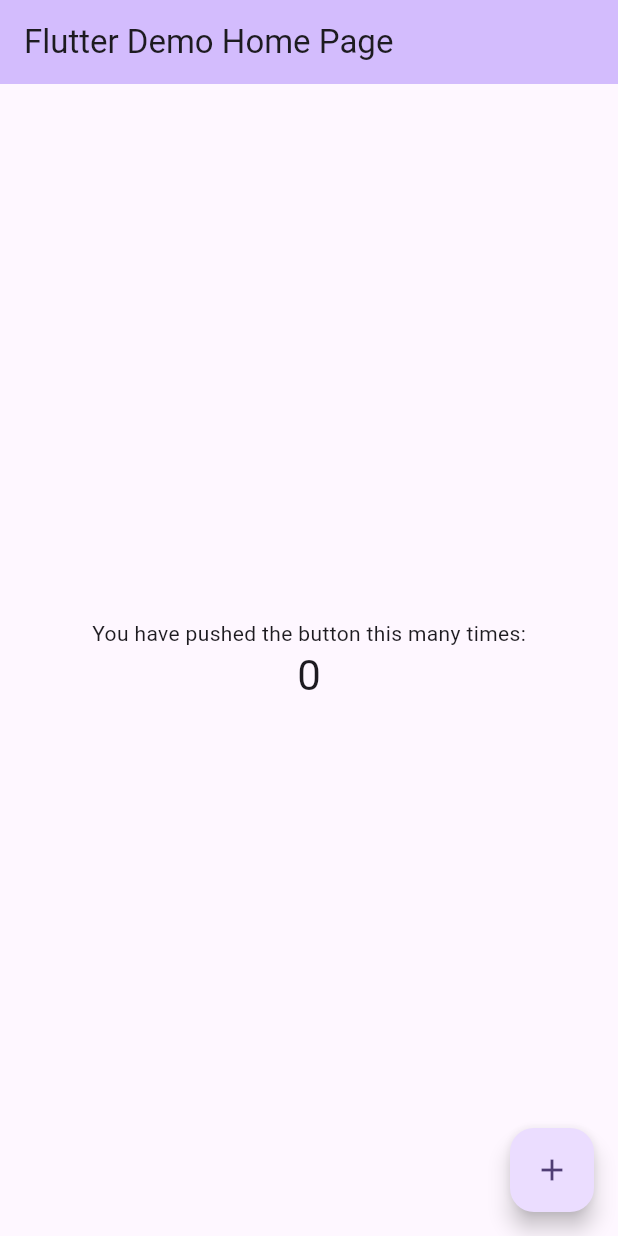
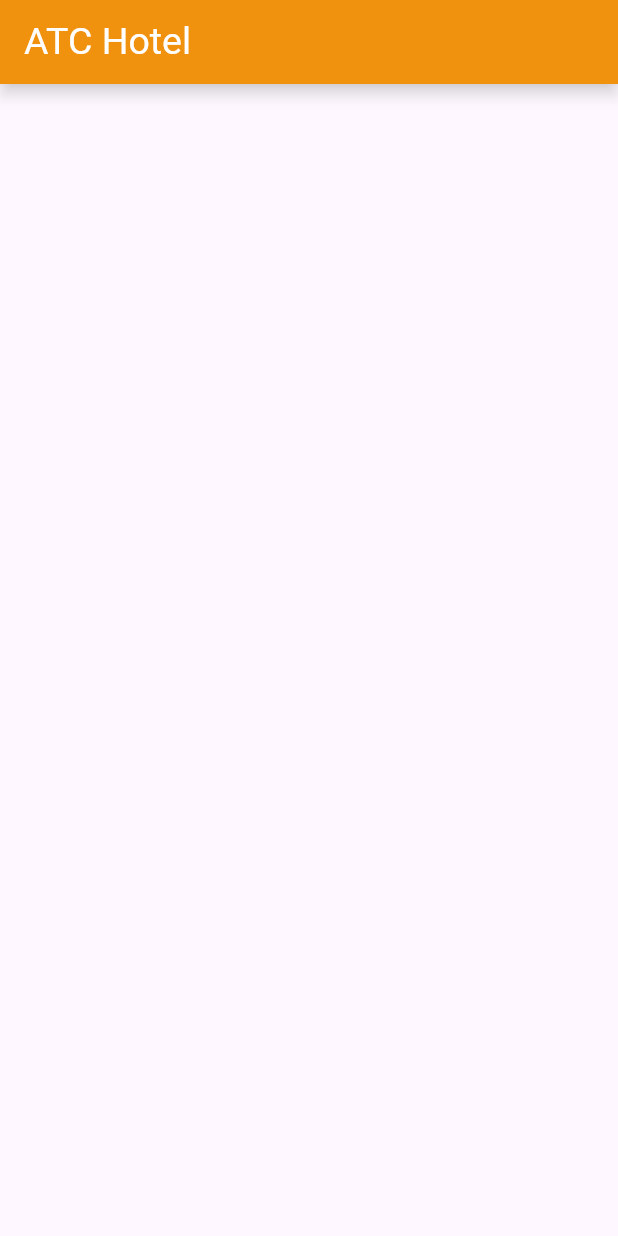
Before and after one commit to ShimaaElnaggar/ECTD_task-11, a Flutter app: the screen it shows after launch, on a phone screen of 412 x 824 dp. Run offline on Flutter 3.47's test engine with Material 3 defaults, Android fonts, the phone set to English and light mode, and no system bars.

Commit message:
add customAppbar

```diff
--- a/lib/main.dart
+++ b/lib/main.dart
@@ -1,3 +1,4 @@
+import 'package:ectd_task/views/home_view.dart';
 import 'package:flutter/material.dart';
 
 void main() {
@@ -11,115 +12,9 @@
   @override
   Widget build(BuildContext context) {
     return MaterialApp(
+      debugShowCheckedModeBanner: false,
       title: 'Flutter Demo',
-      theme: ThemeData(
-        // This is the theme of your application.
-        //
-        // TRY THIS: Try running your application with "flutter run". You'll see
-        // the application has a purple toolbar. Then, without quitting the app,
-        // try changing the seedColor in the colorScheme below to Colors.green
-        // and then invoke "hot reload" (save your changes or press the "hot
-        // reload" button in a Flutter-supported IDE, or press "r" if you used
-        // the command line to start the app).
-        //
-        // Notice that the counter didn't reset back to zero; the application
-        // state is not lost during the reload. To reset the state, use hot
-        // restart instead.
-        //
-        // This works for code too, not just values: Most code changes can be
-        // tested with just a hot reload.
-        colorScheme: ColorScheme.fromSeed(seedColor: Colors.deepPurple),
-        useMaterial3: true,
-      ),
-      home: const MyHomePage(title: 'Flutter Demo Home Page'),
+      home: HomeView(),
     );
   }
 }
-
-class MyHomePage extends StatefulWidget {
-  const MyHomePage({super.key, required this.title});
-
-  // This widget is the home page of your application. It is stateful, meaning
-  // that it has a State object (defined below) that contains fields that affect
-  // how it looks.
-
-  // This class is the configuration for the state. It holds the values (in this
-  // case the title) provided by the parent (in this case the App widget) and
-  // used by the build method of the State. Fields in a Widget subclass are
-  // always marked "final".
-
-  final String title;
-
-  @override
-  State<MyHomePage> createState() => _MyHomePageState();
-}
-
-class _MyHomePageState extends State<MyHomePage> {
-  int _counter = 0;
-
-  void _incrementCounter() {
-    setState(() {
-      // This call to setState tells the Flutter framework that something has
-      // changed in this State, which causes it to rerun the build method below
-      // so that the display can reflect the updated values. If we changed
-      // _counter without calling setState(), then the build method would not be
-      // called again, and so nothing would appear to happen.
-      _counter++;
-    });
-  }
-
-  @override
-  Widget build(BuildContext context) {
-    // This method is rerun every time setState is called, for instance as done
-    // by the _incrementCounter method above.
-    //
-    // The Flutter framework has been optimized to make rerunning build methods
-    // fast, so that you can just rebuild anything that needs updating rather
-    // than having to individually change instances of widgets.
-    return Scaffold(
-      appBar: AppBar(
-        // TRY THIS: Try changing the color here to a specific color (to
-        // Colors.amber, perhaps?) and trigger a hot reload to see the AppBar
-        // change color while the other colors stay the same.
-        backgroundColor: Theme.of(context).colorScheme.inversePrimary,
-        // Here we take the value from the MyHomePage object that was created by
-        // the App.build method, and use it to set our appbar title.
-        title: Text(widget.title),
-      ),
-      body: Center(
-        // Center is a layout widget. It takes a single child and positions it
-        // in the middle of the parent.
-        child: Column(
-          // Column is also a layout widget. It takes a list of children and
-          // arranges them vertically. By default, it sizes itself to fit its
-          // children horizontally, and tries to be as tall as its parent.
-          //
-          // Column has various properties to control how it sizes itself and
-          // how it positions its children. Here we use mainAxisAlignment to
-          // center the children vertically; the main axis here is the vertical
-          // axis because Columns are vertical (the cross axis would be
-          // horizontal).
-          //
-          // TRY THIS: Invoke "debug painting" (choose the "Toggle Debug Paint"
-          // action in the IDE, or press "p" in the console), to see the
-          // wireframe for each widget.
-          mainAxisAlignment: MainAxisAlignment.center,
-          children: <Widget>[
-            const Text(
-              'You have pushed the button this many times:',
-            ),
-            Text(
-              '$_counter',
-              style: Theme.of(context).textTheme.headlineMedium,
-            ),
-          ],
-        ),
-      ),
-      floatingActionButton: FloatingActionButton(
-        onPressed: _incrementCounter,
-        tooltip: 'Increment',
-        child: const Icon(Icons.add),
-      ), // This trailing comma makes auto-formatting nicer for build methods.
-    );
-  }
-}
--- /dev/null
+++ b/lib/views/home_view.dart
@@ -0,0 +1,14 @@
+
+import 'package:ectd_task/widgets/custom_app_bar.dart';
+import 'package:flutter/material.dart';
+
+class HomeView extends StatelessWidget {
+  const HomeView({super.key});
+
+  @override
+  Widget build(BuildContext context) {
+    return Scaffold(
+      appBar:CustomAppBar(title: "ATC Hotel"),
+    );
+  }
+}
--- /dev/null
+++ b/lib/views/rooms_view.dart
@@ -0,0 +1,14 @@
+
+import 'package:ectd_task/widgets/custom_app_bar.dart';
+import 'package:flutter/material.dart';
+
+class RoomsView extends StatelessWidget {
+  const RoomsView({super.key});
+
+  @override
+  Widget build(BuildContext context) {
+    return Scaffold(
+      appBar: CustomAppBar(title: "Rooms List"),
+    );
+  }
+}
--- /dev/null
+++ b/lib/widgets/custom_app_bar.dart
@@ -0,0 +1,27 @@
+
+import 'package:flutter/material.dart';
+
+class CustomAppBar extends StatelessWidget  implements PreferredSizeWidget{
+  String title;
+ CustomAppBar({required this.title,super.key});
+
+  @override
+  Widget build(BuildContext context) {
+    return AppBar(
+      elevation: 4,
+      shadowColor: Colors.grey[100],
+      backgroundColor: Colors.orange,
+      title:Text(
+       title,
+        style: const TextStyle(
+          color: Colors.white,
+          fontSize: 25,
+        ),
+      ),
+
+    );
+  }
+
+  @override
+  Size get preferredSize => const Size.fromHeight(kToolbarHeight);
+}
```
